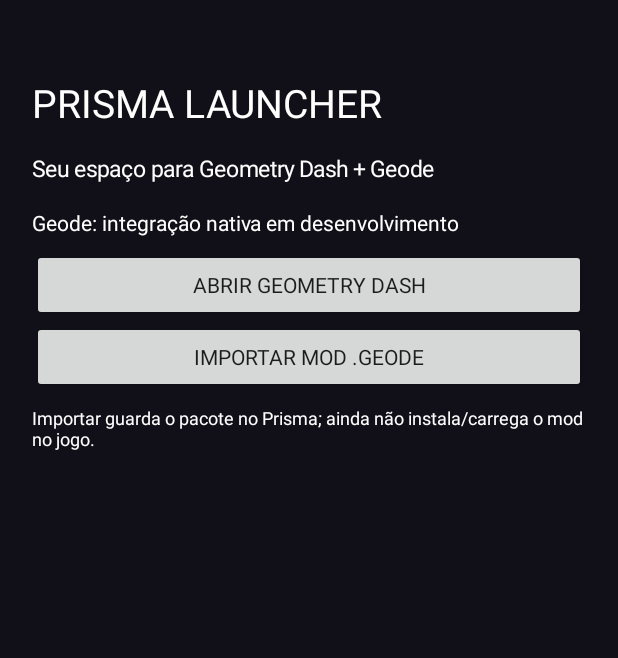
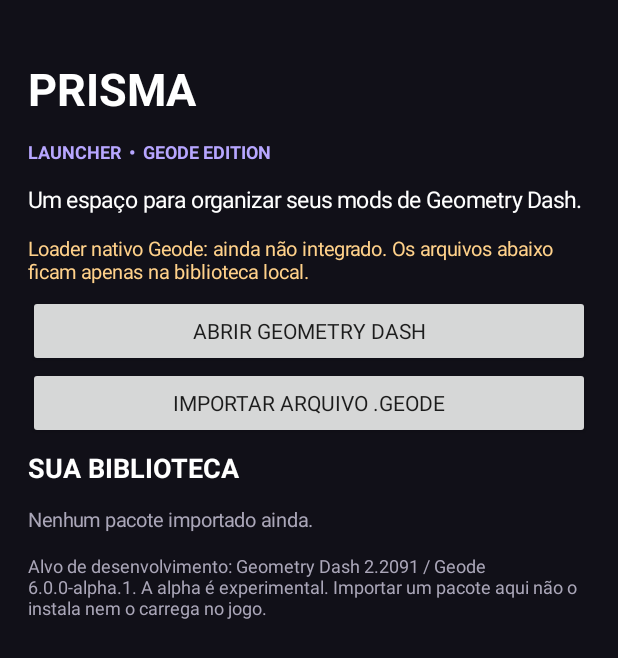
Before and after one commit to Prism-GD/GD-Project, an Android app: the screen it shows after launch (MainActivity), on a phone screen of 412 x 824 dp. Shown: the top 658 px of the screen. Run offline under Robolectric (Android 15) with nearby library versions, the phone set to English and light mode, and no system bars.

Commit message:
Improve Prisma mod library and modernize file picker

```diff
--- a/app/src/main/java/com/prismgd/launcher/MainActivity.kt
+++ b/app/src/main/java/com/prismgd/launcher/MainActivity.kt
@@ -2,85 +2,157 @@ package com.prismgd.launcher
 
 import android.app.Activity
 import android.content.Intent
+import android.graphics.Typeface
 import android.net.Uri
 import android.os.Bundle
-import android.provider.OpenableColumns
+import android.view.Gravity
 import android.widget.Button
 import android.widget.LinearLayout
+import android.widget.ScrollView
 import android.widget.TextView
 import android.widget.Toast
+import androidx.activity.result.contract.ActivityResultContracts
 import java.io.File
 
 class MainActivity : Activity() {
+    private lateinit var root: LinearLayout
     private lateinit var status: TextView
- private val pickMod = 41
+    private lateinit var modList: LinearLayout
+
+    private val openMod = registerForActivityResult(ActivityResultContracts.OpenDocument()) { uri ->
+        if (uri != null) importMod(uri)
+    }
 
     override fun onCreate(savedInstanceState: Bundle?) {
         super.onCreate(savedInstanceState)
-  val root = LinearLayout(this).apply {
+        buildScreen()
+        refreshMods()
+    }
+
+    private fun buildScreen() {
+        val page = ScrollView(this)
+        root = LinearLayout(this).apply {
             orientation = LinearLayout.VERTICAL
-   setPadding(32, 64, 32, 32)
+            setPadding(28, 48, 28, 32)
             setBackgroundColor(0xFF111018.toInt())
         }
-  fun text(value: String, size: Float) = TextView(this).apply {
-   this.text = value
+
+        root.addView(label("PRISMA", 30f, true))
+        root.addView(label("LAUNCHER  •  GEODE EDITION", 12f, true, 0xFFB7A6FF.toInt()))
+        root.addView(label("Um espaço para organizar seus mods de Geometry Dash.", 15f))
+
+        status = label(
+            "Loader nativo Geode: ainda não integrado. Os arquivos abaixo ficam apenas na biblioteca local.",
+            13f, false, 0xFFFFD18A.toInt()
+        )
+        root.addView(status)
+        root.addView(actionButton("ABRIR GEOMETRY DASH") { launchGame() })
+        root.addView(actionButton("IMPORTAR ARQUIVO .GEODE") { openMod.launch(arrayOf("*/*")) })
+        root.addView(label("SUA BIBLIOTECA", 18f, true))
+        modList = LinearLayout(this).apply { orientation = LinearLayout.VERTICAL }
+        root.addView(modList)
+        root.addView(label(
+            "Alvo de desenvolvimento: Geometry Dash 2.2091 / Geode 6.0.0-alpha.1. " +
+                "A alpha é experimental. Importar um pacote aqui não o instala nem o carrega no jogo.",
+            12f, false, 0xFFAAA6B8.toInt()
+        ))
+
+        page.addView(root)
+        setContentView(page)
+    }
+
+    private fun label(value: String, size: Float, bold: Boolean = false, color: Int = 0xFFFFFFFF.toInt()) =
+        TextView(this).apply {
+            text = value
             textSize = size
-   setTextColor(0xFFFFFFFF.toInt())
-   setPadding(0, 12, 0, 12)
+            setTextColor(color)
+            if (bold) setTypeface(typeface, Typeface.BOLD)
+            setPadding(0, 10, 0, 10)
         }
-  root.addView(text("PRISMA LAUNCHER", 26f))
-  root.addView(text("Seu espaço para Geometry Dash + Geode", 15f))
-  status = text("Geode: integração nativa em desenvolvimento", 14f)
-  root.addView(status)
-  root.addView(Button(this).apply {
-   this.text = "Abrir Geometry Dash"
-   setOnClickListener { launchGame() }
-  })
-  root.addView(Button(this).apply {
-   this.text = "Importar mod .geode"
-   setOnClickListener {
-    val intent = Intent(Intent.ACTION_OPEN_DOCUMENT).apply {
-     type = "*/*"
-     addCategory(Intent.CATEGORY_OPENABLE)
-    }
-    startActivityForResult(intent, pickMod)
-   }
-  })
-  root.addView(text("Importar guarda o pacote no Prisma; ainda não instala/carrega o mod no jogo.", 12f))
-  setContentView(root)
+
+    private fun actionButton(value: String, action: () -> Unit) = Button(this).apply {
+        text = value
+        isAllCaps = false
+        setOnClickListener { action() }
     }
 
     private fun launchGame() {
         val intent = packageManager.getLaunchIntentForPackage("com.robtopx.geometryjump")
-  if (intent == null) Toast.makeText(this, "Geometry Dash não encontrado. Instale o jogo primeiro.", Toast.LENGTH_LONG).show()
-  else startActivity(intent)
- }
-
- @Deprecated("Use Activity Result API in a future UI refactor")
- override fun onActivityResult(requestCode: Int, resultCode: Int, data: Intent?) {
-  super.onActivityResult(requestCode, resultCode, data)
-  if (requestCode == pickMod && resultCode == RESULT_OK) {
-   data?.data?.let { uri -> if (copyMod(uri)) status.text = "Pacote importado para a biblioteca local do Prisma." }
+        if (intent == null) {
+            Toast.makeText(this, "Geometry Dash não encontrado. Instale o jogo completo primeiro.", Toast.LENGTH_LONG).show()
+        } else {
+            startActivity(intent)
         }
     }
 
- private fun copyMod(uri: Uri): Boolean = try {
-  val dir = File(filesDir, "mods").apply { mkdirs() }
-  val name = contentResolver.query(uri, null, null, null, null)?.use { cursor ->
-   val index = cursor.getColumnIndex(OpenableColumns.DISPLAY_NAME)
-   if (cursor.moveToFirst() && index >= 0) cursor.getString(index) else null
-  } ?: ("imported-" + System.currentTimeMillis() + ".geode")
+    private fun importMod(uri: Uri) {
+        try {
+            val name = queryDisplayName(uri) ?: ("mod-" + System.currentTimeMillis() + ".geode")
             if (!name.endsWith(".geode", ignoreCase = true)) {
-   Toast.makeText(this, "Selecione um arquivo .geode", Toast.LENGTH_SHORT).show()
-   return false
+                Toast.makeText(this, "Escolha um arquivo com extensão .geode", Toast.LENGTH_LONG).show()
+                return
             }
+            val destination = File(modsDirectory(), name)
             contentResolver.openInputStream(uri)?.use { input ->
-   File(dir, name).outputStream().use { output -> input.copyTo(output) }
-  } ?: return false
-  Toast.makeText(this, "Mod importado: " + name, Toast.LENGTH_LONG).show()
-  true
+                destination.outputStream().use { output -> input.copyTo(output) }
+            } ?: throw IllegalStateException("Não foi possível ler o arquivo selecionado.")
+            status.text = "Arquivo importado para a biblioteca local. Ainda não foi instalado no Geode."
+            Toast.makeText(this, "Importado: " + name, Toast.LENGTH_SHORT).show()
+            refreshMods()
         } catch (error: Exception) {
             Toast.makeText(this, "Falha ao importar: " + error.message, Toast.LENGTH_LONG).show()
-  false
         }
     }
+
+    private fun queryDisplayName(uri: Uri): String? {
+        contentResolver.query(uri, null, null, null, null)?.use { cursor ->
+            val column = cursor.getColumnIndex(android.provider.OpenableColumns.DISPLAY_NAME)
+            if (cursor.moveToFirst() && column >= 0) return cursor.getString(column)
+        }
+        return null
+    }
+
+    private fun modsDirectory() = File(filesDir, "mods").apply { mkdirs() }
+
+    private fun refreshMods() {
+        if (!::modList.isInitialized) return
+        modList.removeAllViews()
+        val mods = modsDirectory().listFiles()
+            ?.filter { it.isFile && it.extension.equals("geode", ignoreCase = true) }
+            ?.sortedBy { it.name.lowercase() }
+            .orEmpty()
+        if (mods.isEmpty()) {
+            modList.addView(label("Nenhum pacote importado ainda.", 13f, false, 0xFFAAA6B8.toInt()))
+            return
+        }
+        mods.forEach { file ->
+            val row = LinearLayout(this).apply {
+                orientation = LinearLayout.HORIZONTAL
+                gravity = Gravity.CENTER_VERTICAL
+                setPadding(0, 4, 0, 4)
+            }
+            val name = TextView(this).apply {
+                text = file.name
+                textSize = 13f
+                setTextColor(0xFFFFFFFF.toInt())
+                maxLines = 2
+                layoutParams = LinearLayout.LayoutParams(0, LinearLayout.LayoutParams.WRAP_CONTENT, 1f)
+            }
+            val remove = Button(this).apply {
+                text = "Remover"
+                isAllCaps = false
+                setOnClickListener {
+                    if (file.delete()) {
+                        Toast.makeText(this@MainActivity, "Pacote removido da biblioteca.", Toast.LENGTH_SHORT).show()
+                        refreshMods()
+                    } else {
+                        Toast.makeText(this@MainActivity, "Não foi possível remover o pacote.", Toast.LENGTH_SHORT).show()
+                    }
+                }
+            }
+            row.addView(name)
+            row.addView(remove)
+            modList.addView(row)
+        }
+    }
+}
```
Lines whose indentation alone changed are shown as unchanged.
